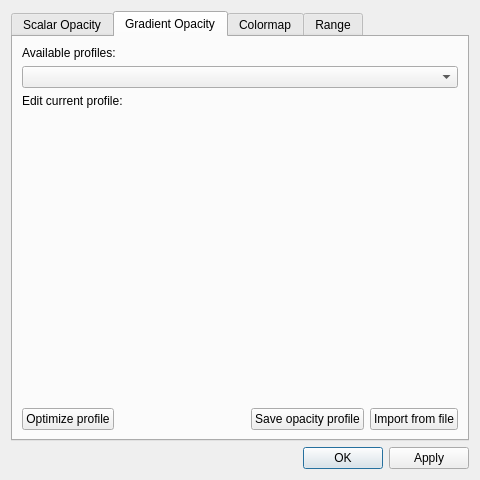
First picture: the form in visualpic/ui/setup_field_volume_window.ui, repository AngelFP/VisualPIC, before the edit.
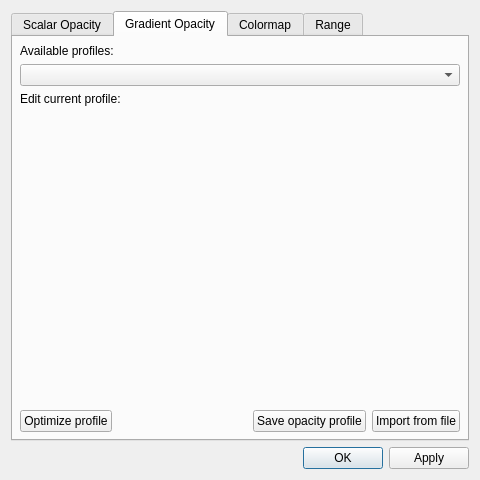
Second picture: the form after the edit. The open tabs and pages were chosen to show the change.

Commit message: Fix layout margin being different in gradient opacity tab

The edit to the form file:
```diff
--- a/visualpic/ui/setup_field_volume_window.ui
+++ b/visualpic/ui/setup_field_volume_window.ui
@@ -121,6 +121,18 @@
        <string>Gradient Opacity</string>
       </attribute>
       <layout class="QVBoxLayout" name="verticalLayout_7">
+       <property name="leftMargin">
+        <number>7</number>
+       </property>
+       <property name="topMargin">
+        <number>7</number>
+       </property>
+       <property name="rightMargin">
+        <number>7</number>
+       </property>
+       <property name="bottomMargin">
+        <number>7</number>
+       </property>
        <item>
         <widget class="QLabel" name="label_7">
          <property name="sizePolicy">
```
